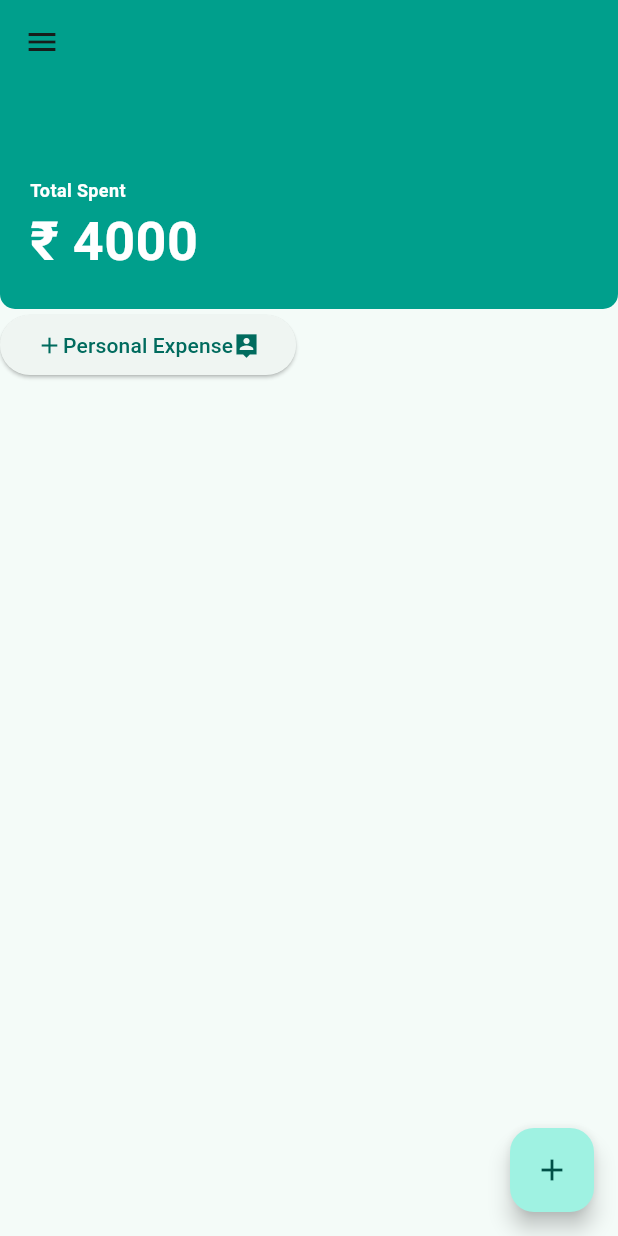
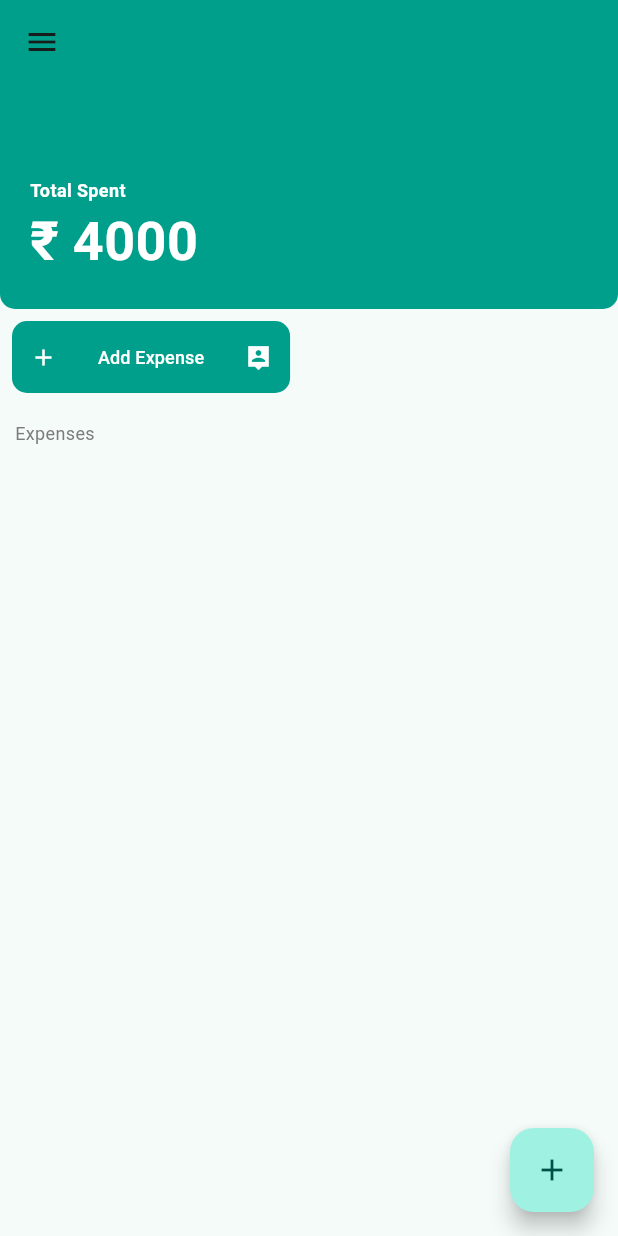
Before and after one commit to sucvijay/splitit, a Flutter app: the screen it shows after launch, on a phone screen of 412 x 824 dp. Run offline on Flutter 3.47's test engine with Material 3 defaults, Android fonts, the light colour scheme and no system bars.

Commit message:
added expense button

```diff
--- a/lib/main.dart
+++ b/lib/main.dart
@@ -79,19 +79,48 @@ class _MyHomePageState extends State<MyHomePage> {
                       ],
                     )),
               ])),
-          Row(
+          Padding(
+            padding: const EdgeInsets.all(8.0),
+            child: Row(
               children: [
-              ElevatedButton(
+                Container(
+                  width: MediaQuery.of(context).size.width * 0.45,
+                  decoration: BoxDecoration(
+                      color: Color(0xff009F8C),
+                      borderRadius: BorderRadius.circular(10)),
+                  child: TextButton(
                       onPressed: () => null,
                       child: const Row(
                         mainAxisAlignment: MainAxisAlignment.spaceBetween,
                         children: [
-                      Icon(Icons.add),
-                      Text("Personal Expense"),
-                      Icon(Icons.person_pin_sharp)
+                          Icon(
+                            Icons.add,
+                            color: Colors.white,
+                          ),
+                          Text(
+                            "Add Expense",
+                            style: TextStyle(fontSize: 12, color: Colors.white),
+                          ),
+                          Icon(
+                            Icons.person_pin_sharp,
+                            color: Colors.white,
+                          )
                         ],
-                  ))
+                      )),
+                )
               ],
+            ),
+          ),
+          const Padding(
+            padding: EdgeInsets.all(10.0),
+            child: SizedBox(
+              width: double.maxFinite,
+              child: Text(
+                "Expenses",
+                style: TextStyle(color: Color(0xff7C7C7C), fontSize: 12),
+                textAlign: TextAlign.start,
+              ),
+            ),
           )
         ],
       ),
```
Lines whose indentation alone changed are shown as unchanged.
